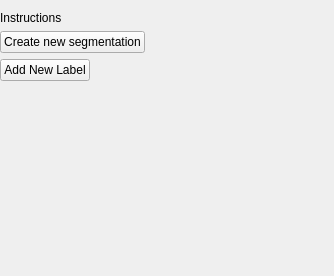
Before: the Qt Designer form core/modules/gui/MitkSegmentationTool/MitkSegmentationTool.ui in dboun/MultiPatientImageProcessing, drawn with Qt 5.
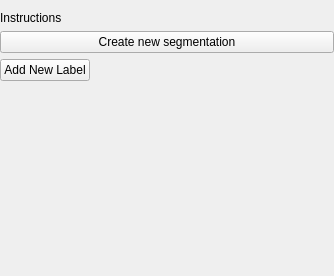
After: the same form once the commit is applied. Custom widgets are drawn as their Qt base class.

The edit to the form file:
```diff
--- a/core/modules/gui/MitkSegmentationTool/MitkSegmentationTool.ui
+++ b/core/modules/gui/MitkSegmentationTool/MitkSegmentationTool.ui
@@ -57,7 +57,7 @@
      </property>
     </widget>
    </item>
-   <item alignment="Qt::AlignLeft">
+   <item>
     <widget class="ActionPushButton" name="createMaskPushBtn">
      <property name="text">
       <string>Create new segmentation</string>
```
